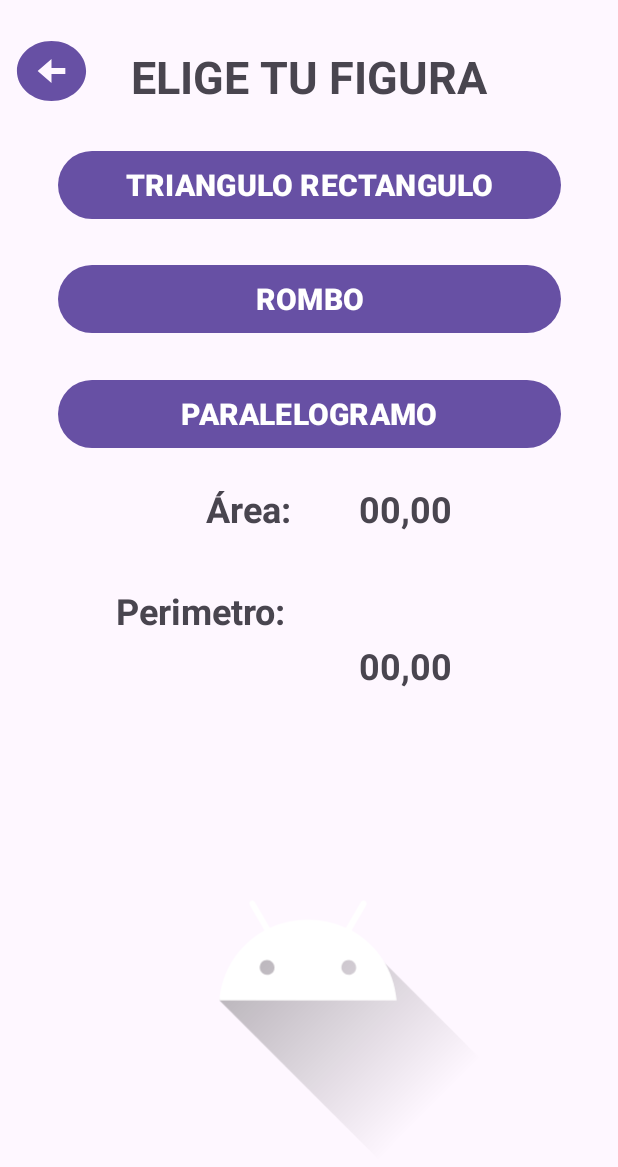
After one commit to BryanEnriquez1/EnriquezCastro1CHDS, an Android app: the FigurasGeometricas screen opened directly, with no data from a screen before it, on a phone screen of 412 x 824 dp. The commit adds this screen. Shown: the top 1167 px of the screen. Run offline under Robolectric (Android 15) with nearby library versions, the phone set to English and light mode, and no system bars; our stand-ins replace Volley; network calls fail.

Commit message:
Creacion de las figuras

```diff
--- a/app/src/main/AndroidManifest.xml
+++ b/app/src/main/AndroidManifest.xml
@@ -16,6 +16,9 @@
         android:usesCleartextTraffic="true"
         tools:targetApi="31">
         <activity
+            android:name=".FigurasGeometricas"
+            android:exported="false" />
+        <activity
             android:name=".MainActivity"
             android:exported="true">
             <intent-filter>
--- /dev/null
+++ b/app/src/main/java/com/baec/enriquezcastro1chds/FigurasGeometricas.java
@@ -0,0 +1,193 @@
+package com.baec.enriquezcastro1chds;
+
+import android.app.Dialog;
+import android.graphics.drawable.Drawable;
+import android.os.Bundle;
+import android.view.View;
+import android.widget.Button;
+import android.widget.EditText;
+import android.widget.ImageView;
+import android.widget.TextView;
+import android.widget.Toast;
+
+import androidx.activity.EdgeToEdge;
+import androidx.appcompat.app.AppCompatActivity;
+import androidx.core.graphics.Insets;
+import androidx.core.view.ViewCompat;
+import androidx.core.view.WindowInsetsCompat;
+
+import com.android.volley.Request;
+import com.android.volley.RequestQueue;
+import com.android.volley.Response;
+import com.android.volley.VolleyError;
+import com.android.volley.toolbox.StringRequest;
+import com.android.volley.toolbox.Volley;
+
+import org.json.JSONException;
+import org.json.JSONObject;
+
+public class FigurasGeometricas extends AppCompatActivity {
+
+    Button btntrianrect, btnrombo, btnparalelogramo, btnregreso;
+    TextView tvxarea, tvxperimetro;
+    Drawable trianguloRectF, romboF, paralelogramF;
+    ImageView ivfiguras;
+
+    @Override
+    protected void onCreate(Bundle savedInstanceState) {
+        super.onCreate(savedInstanceState);
+        EdgeToEdge.enable(this);
+        setContentView(R.layout.activity_figuras_geometricas);
+        ViewCompat.setOnApplyWindowInsetsListener(findViewById(R.id.main), (v, insets) -> {
+            Insets systemBars = insets.getInsets(WindowInsetsCompat.Type.systemBars());
+            v.setPadding(systemBars.left, systemBars.top, systemBars.right, systemBars.bottom);
+            return insets;
+        });
+        btntrianrect = findViewById(R.id.bttrirec);
+        btnrombo = findViewById(R.id.btrombo);
+        btnparalelogramo = findViewById(R.id.btparalelogramo);
+        btnregreso = findViewById(R.id.btregresar);
+        tvxarea = findViewById(R.id.tvarea);
+        tvxperimetro = findViewById(R.id.tvperimetro);
+        ivfiguras = findViewById(R.id.ivfigura);
+        trianguloRectF = getResources().getDrawable(R.drawable.triangulo_rectangulo);
+        trianguloRectF.setBounds(0, 0, 16, 16);
+        romboF = getResources().getDrawable(R.drawable.rombo);
+        romboF.setBounds(0, 0, 16, 16);
+        paralelogramF = getResources().getDrawable(R.drawable.paralelogram);
+        paralelogramF.setBounds(0, 0, 16, 16);
+
+        btntrianrect.setOnClickListener(new View.OnClickListener() {
+            @Override
+            public void onClick(View v) {
+                dialogTrianguloRect();
+            }
+        });
+        btnrombo.setOnClickListener(new View.OnClickListener() {
+            @Override
+            public void onClick(View v) {
+                dialogRombo();
+            }
+        });
+        btnparalelogramo.setOnClickListener(new View.OnClickListener() {
+            @Override
+            public void onClick(View v) {
+                dialogParalelogramo();
+            }
+        });
+        btnregreso.setOnClickListener(new View.OnClickListener() {
+            @Override
+            public void onClick(View v) {
+                finish();
+            }
+        });
+    }
+    private void dialogTrianguloRect() {
+
+        Dialog dialog = new Dialog(FigurasGeometricas.this);
+        dialog.setContentView(R.layout.triangulo_rectangulo_input);
+
+        EditText etxbase = dialog.findViewById(R.id.etbase);
+        EditText etxaltura = dialog.findViewById(R.id.etaltura);
+        Button btncalculatrirec = dialog.findViewById(R.id.btcalculatrirec);
+
+        btncalculatrirec.setOnClickListener(new View.OnClickListener() {
+            @Override
+            public void onClick(View v) {
+                String valbase = etxbase.getText().toString();
+                String valaltura = etxaltura.getText().toString();
+                if (!valbase.isEmpty() && !valaltura.isEmpty()) {
+                    ServicioWebFiguras("http://192.168.1.5:3000/trianguloRectangulo/" + valbase + "/" + valaltura);
+                    ivfiguras.setImageDrawable(trianguloRectF);
+                    dialog.dismiss();
+                } else {
+                    Toast.makeText(FigurasGeometricas.this, "Por favor, ingrese un valor", Toast.LENGTH_SHORT).show();
+                }
+            }
+        });
+        dialog.show();
+    }
+    private void dialogRombo() {
+
+        Dialog dialog = new Dialog(FigurasGeometricas.this);
+        dialog.setContentView(R.layout.rombo_input);
+
+        EditText etxdmayor = dialog.findViewById(R.id.etdmayor);
+        EditText etxdmenor = dialog.findViewById(R.id.etdmenor);
+        EditText etxlado = dialog.findViewById(R.id.etlado);
+        Button btncalcularombo = dialog.findViewById(R.id.btcalcularombo);
+
+        btncalcularombo.setOnClickListener(new View.OnClickListener() {
+            @Override
+            public void onClick(View v) {
+                String valdmayor = etxdmayor.getText().toString();
+                String valdmenor = etxdmenor.getText().toString();
+                String vallado = etxlado.getText().toString();
+                if (!valdmayor.isEmpty() && !valdmenor.isEmpty() && !vallado.isEmpty()) {
+                    ServicioWebFiguras("http://192.168.1.5:3000/rombo/" + valdmayor + "/" + valdmenor +"/"+ vallado);
+                    ivfiguras.setImageDrawable(romboF);
+                    dialog.dismiss();
+                } else {
+                    Toast.makeText(FigurasGeometricas.this, "Por favor, ingrese un valor", Toast.LENGTH_SHORT).show();
+                }
+            }
+        });
+        dialog.show();
+    }
+    private void dialogParalelogramo() {
+
+        Dialog dialog = new Dialog(FigurasGeometricas.this);
+        dialog.setContentView(R.layout.paralelogram_input);
+
+        EditText etxbasep = dialog.findViewById(R.id.etbasep);
+        EditText etxalturap = dialog.findViewById(R.id.etalturap);
+        EditText etxladop = dialog.findViewById(R.id.etladop);
+        Button btncalculaparalelogram = dialog.findViewById(R.id.btcalculaparalelogram);
+
+        btncalculaparalelogram.setOnClickListener(new View.OnClickListener() {
+            @Override
+            public void onClick(View v) {
+                String valbasep = etxbasep.getText().toString();
+                String valalturap = etxalturap.getText().toString();
+                String valladop = etxladop.getText().toString();
+                if (!valbasep.isEmpty() && !valalturap.isEmpty() && !valladop.isEmpty()) {
+                    ServicioWebFiguras("http://192.168.1.5:3000/paralelogramo/" + valbasep + "/" + valalturap +"/"+ valladop);
+                    ivfiguras.setImageDrawable(paralelogramF);
+                    dialog.dismiss();
+                } else {
+                    Toast.makeText(FigurasGeometricas.this, "Por favor, ingrese un valor", Toast.LENGTH_SHORT).show();
+                }
+            }
+        });
+        dialog.show();
+    }
+    private void ServicioWebFiguras(String URL) {
+        StringRequest stringRequest = new StringRequest(Request.Method.GET, URL, new Response.Listener<String>() {
+            @Override
+            public void onResponse(String response) {
+                try {
+                    // Parsear la respuesta JSON
+                    JSONObject jsonObject = new JSONObject(response);
+
+                    // Obtener los valores de área y perímetro
+                    String area = jsonObject.getString("area");
+                    String perimetro = jsonObject.getString("perimetro");
+
+                    tvxarea.setText(area);
+                    tvxperimetro.setText(perimetro);
+
+                } catch (JSONException e) {
+                    e.printStackTrace();
+                    Toast.makeText(getApplicationContext(), "Error al procesar la respuesta", Toast.LENGTH_SHORT).show();
+                }
+            }
+        }, new Response.ErrorListener() {
+            @Override
+            public void onErrorResponse(VolleyError error) {
+                Toast.makeText(getApplicationContext(), "Error en la solicitud: " + error.toString(), Toast.LENGTH_SHORT).show();
+            }
+        });
+        RequestQueue requestQueue = Volley.newRequestQueue(this);
+        requestQueue.add(stringRequest);
+    }
+}
--- /dev/null
+++ b/app/src/main/res/drawable/baseline_arrow_circle_left_24.xml
@@ -0,0 +1,5 @@
+<vector xmlns:android="http://schemas.android.com/apk/res/android" android:height="24dp" android:tint="#000000" android:viewportHeight="24" android:viewportWidth="24" android:width="24dp">
+
+    <path android:fillColor="@android:color/white" android:pathData="M2,12c0,5.52 4.48,10 10,10s10,-4.48 10,-10c0,-5.52 -4.48,-10 -10,-10C6.48,2 2,6.48 2,12zM12,11l4,0v2l-4,0l0,3l-4,-4l4,-4L12,11z"/>
+
+</vector>
--- /dev/null
+++ b/app/src/main/res/layout/activity_figuras_geometricas.xml
@@ -0,0 +1,154 @@
+<?xml version="1.0" encoding="utf-8"?>
+<androidx.constraintlayout.widget.ConstraintLayout xmlns:android="http://schemas.android.com/apk/res/android"
+    xmlns:app="http://schemas.android.com/apk/res-auto"
+    xmlns:tools="http://schemas.android.com/tools"
+    android:id="@+id/main"
+    android:layout_width="match_parent"
+    android:layout_height="match_parent"
+    tools:context=".FigurasGeometricas">
+
+    <TextView
+        android:id="@+id/txtperimetro"
+        android:layout_width="127dp"
+        android:layout_height="41dp"
+        android:layout_marginTop="76dp"
+        android:text="Perimetro:"
+        android:textAlignment="textStart"
+        android:textSize="24sp"
+        android:textStyle="bold"
+        app:layout_constraintBottom_toTopOf="@+id/ivfigura"
+        app:layout_constraintEnd_toEndOf="parent"
+        app:layout_constraintHorizontal_bias="0.271"
+        app:layout_constraintStart_toStartOf="parent"
+        app:layout_constraintTop_toBottomOf="@+id/btparalelogramo"
+        app:layout_constraintVertical_bias="0.148" />
+
+    <TextView
+        android:id="@+id/tvperimetro"
+        android:layout_width="77dp"
+        android:layout_height="39dp"
+        android:text="00,00"
+        android:textAlignment="textStart"
+        android:textSize="24sp"
+        android:textStyle="bold"
+        app:layout_constraintBottom_toTopOf="@+id/ivfigura"
+        app:layout_constraintEnd_toEndOf="parent"
+        app:layout_constraintHorizontal_bias="0.715"
+        app:layout_constraintStart_toStartOf="parent"
+        app:layout_constraintTop_toBottomOf="@+id/btparalelogramo"
+        app:layout_constraintVertical_bias="0.776" />
+
+    <TextView
+        android:id="@+id/txtarea"
+        android:layout_width="67dp"
+        android:layout_height="37dp"
+        android:layout_marginTop="20dp"
+        android:text="Área:"
+        android:textAlignment="textStart"
+        android:textSize="24sp"
+        android:textStyle="bold"
+        app:layout_constraintBottom_toTopOf="@+id/ivfigura"
+        app:layout_constraintEnd_toEndOf="parent"
+        app:layout_constraintHorizontal_bias="0.398"
+        app:layout_constraintStart_toStartOf="parent"
+        app:layout_constraintTop_toBottomOf="@+id/btparalelogramo"
+        app:layout_constraintVertical_bias="0.0" />
+
+    <TextView
+        android:id="@+id/tvarea"
+        android:layout_width="77dp"
+        android:layout_height="39dp"
+        android:layout_marginTop="20dp"
+        android:text="00,00"
+        android:textAlignment="textStart"
+        android:textSize="24sp"
+        android:textStyle="bold"
+        app:layout_constraintBottom_toTopOf="@+id/ivfigura"
+        app:layout_constraintEnd_toEndOf="parent"
+        app:layout_constraintHorizontal_bias="0.715"
+        app:layout_constraintStart_toStartOf="parent"
+        app:layout_constraintTop_toBottomOf="@+id/btparalelogramo"
+        app:layout_constraintVertical_bias="0.0" />
+
+    <Button
+        android:id="@+id/bttrirec"
+        android:layout_width="335dp"
+        android:layout_height="53dp"
+        android:text="TRIANGULO RECTANGULO"
+        android:textAlignment="center"
+        android:textSize="20sp"
+        android:textStyle="bold"
+        app:layout_constraintBottom_toBottomOf="parent"
+        app:layout_constraintEnd_toEndOf="parent"
+        app:layout_constraintStart_toStartOf="parent"
+        app:layout_constraintTop_toBottomOf="@+id/textView2"
+        app:layout_constraintVertical_bias="0.034" />
+
+    <Button
+        android:id="@+id/btparalelogramo"
+        android:layout_width="335dp"
+        android:layout_height="53dp"
+        android:text="PARALELOGRAMO"
+        android:textAlignment="center"
+        android:textSize="20sp"
+        android:textStyle="bold"
+        app:layout_constraintBottom_toBottomOf="parent"
+        app:layout_constraintEnd_toEndOf="parent"
+        app:layout_constraintStart_toStartOf="parent"
+        app:layout_constraintTop_toBottomOf="@+id/textView2"
+        app:layout_constraintVertical_bias="0.253" />
+
+    <Button
+        android:id="@+id/btrombo"
+        android:layout_width="335dp"
+        android:layout_height="53dp"
+        android:text="ROMBO"
+        android:textAlignment="center"
+        android:textSize="20sp"
+        android:textStyle="bold"
+        app:layout_constraintBottom_toBottomOf="parent"
+        app:layout_constraintEnd_toEndOf="parent"
+        app:layout_constraintStart_toStartOf="parent"
+        app:layout_constraintTop_toBottomOf="@+id/textView2"
+        app:layout_constraintVertical_bias="0.143" />
+
+    <TextView
+        android:id="@+id/textView2"
+        android:layout_width="265dp"
+        android:layout_height="42dp"
+        android:text="ELIGE TU FIGURA"
+        android:textAlignment="center"
+        android:textSize="30sp"
+        android:textStyle="bold"
+        app:layout_constraintBottom_toBottomOf="parent"
+        app:layout_constraintEnd_toEndOf="parent"
+        app:layout_constraintStart_toStartOf="parent"
+        app:layout_constraintTop_toTopOf="parent"
+        app:layout_constraintVertical_bias="0.039" />
+
+    <ImageView
+        android:id="@+id/ivfigura"
+        android:layout_width="349dp"
+        android:layout_height="277dp"
+        app:layout_constraintBottom_toBottomOf="parent"
+        app:layout_constraintEnd_toEndOf="parent"
+        app:layout_constraintHorizontal_bias="0.494"
+        app:layout_constraintStart_toStartOf="parent"
+        app:layout_constraintTop_toBottomOf="@+id/btparalelogramo"
+        app:layout_constraintVertical_bias="0.82"
+        app:srcCompat="@drawable/ic_launcher_foreground" />
+
+    <Button
+        android:id="@+id/btregresar"
+        android:layout_width="55dp"
+        android:layout_height="48dp"
+        android:background="@drawable/baseline_arrow_circle_left_24"
+        app:layout_constraintBottom_toBottomOf="parent"
+        app:layout_constraintEnd_toEndOf="parent"
+        app:layout_constraintHorizontal_bias="0.019"
+        app:layout_constraintStart_toStartOf="parent"
+        app:layout_constraintTop_toTopOf="parent"
+        app:layout_constraintVertical_bias="0.03" />
+
+
+</androidx.constraintlayout.widget.ConstraintLayout>
```
Also changed, not shown: app/src/main/java/com/baec/enriquezcastro1chds/MainActivity.java (+10 -2 lines), app/src/main/res/layout/activity_main.xml (+5 -5 lines), app/src/main/res/layout/paralelogram_input.xml (added, +63 -0 lines), app/src/main/res/layout/rombo_input.xml (added, +63 -0 lines), app/src/main/res/layout/triangulo_rectangulo_input.xml (added, +47 -0 lines), app/src/main/res/drawable/paralelogram.png (added), app/src/main/res/drawable/rombo.png (added), app/src/main/res/drawable/triangulo_rectangulo.png (added).
